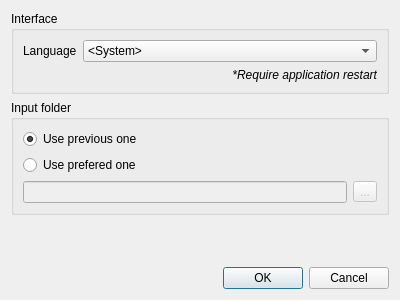
Above: src/qt/settingswindow.ui from mentaljam/MSUProj before the change. Below: the same form after it.
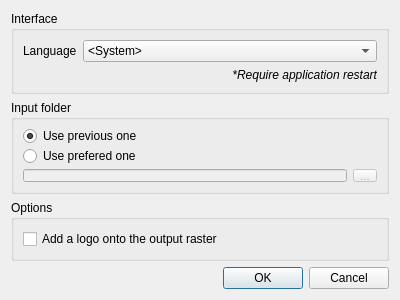
That is the form after the change. Icons and pictures are not drawn.

Commit message: Add option to disable logotype

The edit to the form file:
```diff
--- a/src/qt/settingswindow.ui
+++ b/src/qt/settingswindow.ui
@@ -143,6 +143,22 @@
      </layout>
     </widget>
    </item>
+   <item>
+    <widget class="QGroupBox" name="optionsBox">
+     <property name="title">
+      <string>Options</string>
+     </property>
+     <layout class="QVBoxLayout" name="verticalLayout_3">
+      <item>
+       <widget class="QCheckBox" name="enableLogoBox">
+        <property name="text">
+         <string>Add a logo onto the output raster</string>
+        </property>
+       </widget>
+      </item>
+     </layout>
+    </widget>
+   </item>
    <item>
     <spacer name="verticalSpacer">
      <property name="orientation">
```
The commit also changes 11 other files.
